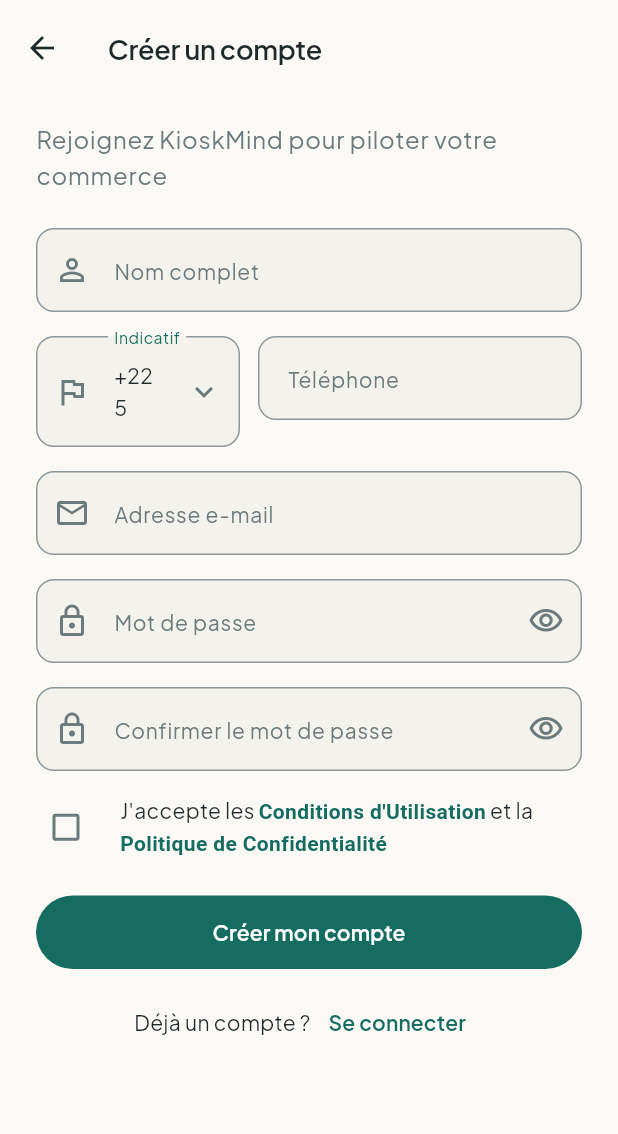
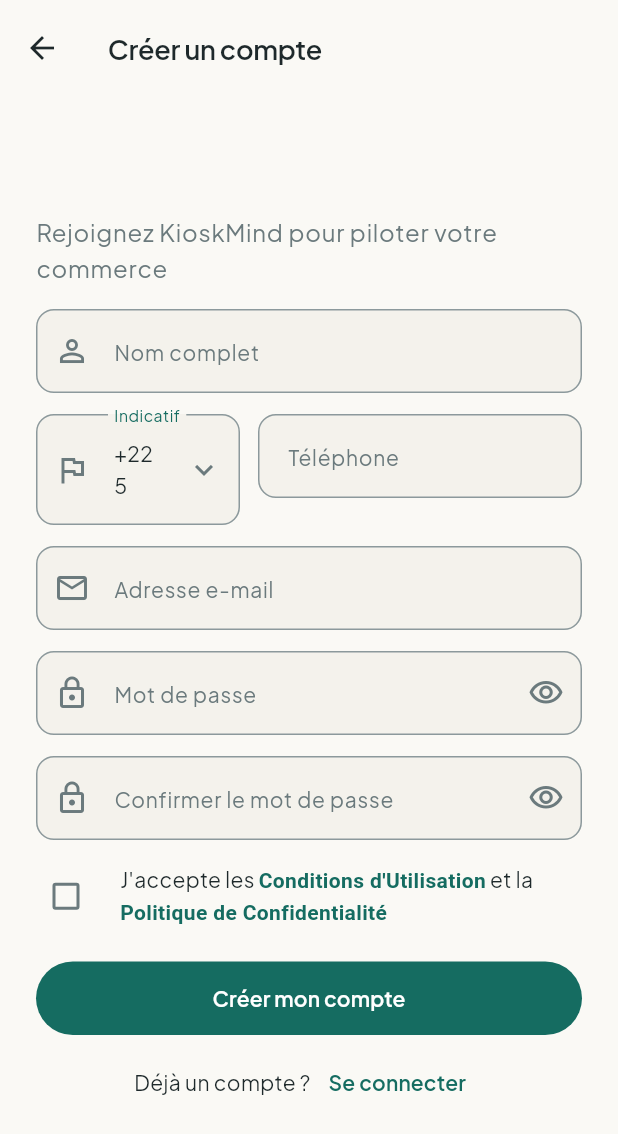
Before and after one commit to Gafclerck/KioskMind, a Flutter app: the SignupPage screen opened directly, on a phone screen of 412 x 824 dp. Shown: the top 1134 px of the screen. Run offline on Flutter 3.47's test engine with Material 3 defaults, Android fonts, the phone set to English and light mode, and no system bars; our stand-ins replace cloud_firestore, firebase_auth, firebase_core, flutter_riverpod; accounts and stored records are empty.

Commit message:
refactor(auth): make signup layout responsive without overflow

```diff
--- a/lib/features/auth/presentation/pages/signup_page.dart
+++ b/lib/features/auth/presentation/pages/signup_page.dart
@@ -69,11 +69,20 @@
     return Scaffold(
       appBar: AppBar(title: const Text('Créer un compte')),
       body: SafeArea(
-        child: SingleChildScrollView(
-          padding: const EdgeInsets.symmetric(horizontal: 24, vertical: 16),
+        child: LayoutBuilder(
+          builder: (BuildContext context, BoxConstraints constraints) {
+            return SingleChildScrollView(
+              physics: const ClampingScrollPhysics(),
+              padding: const EdgeInsets.symmetric(horizontal: 24, vertical: 24),
+              child: ConstrainedBox(
+                constraints: BoxConstraints(
+                  minHeight: constraints.maxHeight - 48,
+                ),
+                child: IntrinsicHeight(
                   child: Form(
                     key: _formKey,
                     child: Column(
+                      mainAxisAlignment: MainAxisAlignment.center,
                       crossAxisAlignment: CrossAxisAlignment.stretch,
                       children: [
                         Text(
@@ -82,7 +91,7 @@
                             color: scheme.onSurfaceVariant,
                           ),
                         ),
-                const SizedBox(height: 24),
+                        const SizedBox(height: 16),
                         TextFormField(
                           controller: _fullNameController,
                           textInputAction: TextInputAction.next,
@@ -91,14 +100,18 @@
                             prefixIcon: Icon(Icons.person_outline),
                           ),
                           validator: validateFullName,
-                  onChanged: (String value) =>
-                      ref.read(signupProvider.notifier).setFullName(value),
+                          onChanged: (String value) => ref
+                              .read(signupProvider.notifier)
+                              .setFullName(value),
                         ),
-                const SizedBox(height: 16),
+                        const SizedBox(height: 14),
                         Row(
                           crossAxisAlignment: CrossAxisAlignment.start,
                           children: [
-                    SizedBox(width: 136, child: const CountryCodePicker()),
+                            SizedBox(
+                              width: 136,
+                              child: const CountryCodePicker(),
+                            ),
                             const SizedBox(width: 12),
                             Expanded(
                               child: TextFormField(
@@ -110,13 +123,14 @@
                                   hintText: '07 00 00 00 00',
                                 ),
                                 validator: validatePhoneNumber,
-                        onChanged: (String value) =>
-                            ref.read(signupProvider.notifier).setPhone(value),
+                                onChanged: (String value) => ref
+                                    .read(signupProvider.notifier)
+                                    .setPhone(value),
                               ),
                             ),
                           ],
                         ),
-                const SizedBox(height: 16),
+                        const SizedBox(height: 14),
                         TextFormField(
                           controller: _emailController,
                           keyboardType: TextInputType.emailAddress,
@@ -129,7 +143,7 @@
                           onChanged: (String value) =>
                               ref.read(signupProvider.notifier).setEmail(value),
                         ),
-                const SizedBox(height: 16),
+                        const SizedBox(height: 14),
                         TextFormField(
                           controller: _passwordController,
                           obscureText: state.obscurePassword,
@@ -149,10 +163,11 @@
                             ),
                           ),
                           validator: validatePassword,
-                  onChanged: (String value) =>
-                      ref.read(signupProvider.notifier).setPassword(value),
+                          onChanged: (String value) => ref
+                              .read(signupProvider.notifier)
+                              .setPassword(value),
                         ),
-                const SizedBox(height: 16),
+                        const SizedBox(height: 14),
                         TextFormField(
                           controller: _confirmationController,
                           obscureText: state.obscureConfirmation,
@@ -172,7 +187,10 @@
                             ),
                           ),
                           validator: (String? value) =>
-                      validatePasswordConfirmation(state.password, value),
+                              validatePasswordConfirmation(
+                                state.password,
+                                value,
+                              ),
                           onFieldSubmitted: (_) => _submit(),
                         ),
                         const SizedBox(height: 8),
@@ -191,7 +209,8 @@
                                         .read(signupProvider.notifier)
                                         .setAcceptedTerms(value ?? false);
                                   },
-                          controlAffinity: ListTileControlAffinity.leading,
+                                  controlAffinity:
+                                      ListTileControlAffinity.leading,
                                   contentPadding: EdgeInsets.zero,
                                   title: Text.rich(
                                     TextSpan(
@@ -219,19 +238,21 @@
                                 ),
                                 if (field.hasError)
                                   Padding(
-                            padding: const EdgeInsets.only(left: 12, top: 4),
+                                    padding: const EdgeInsets.only(
+                                      left: 12,
+                                      top: 4,
+                                    ),
                                     child: Text(
                                       field.errorText!,
-                              style: theme.textTheme.bodySmall?.copyWith(
-                                color: scheme.error,
-                              ),
+                                      style: theme.textTheme.bodySmall
+                                          ?.copyWith(color: scheme.error),
                                     ),
                                   ),
                               ],
                             );
                           },
                         ),
-                const SizedBox(height: 16),
+                        const SizedBox(height: 14),
                         FilledButton(
                           onPressed: state.isSubmitting ? null : _submit,
                           style: FilledButton.styleFrom(
@@ -248,11 +269,15 @@
                                 )
                               : const Text('Créer mon compte'),
                         ),
-                const SizedBox(height: 12),
-                Row(
-                  mainAxisAlignment: MainAxisAlignment.center,
+                        const SizedBox(height: 8),
+                        Wrap(
+                          alignment: WrapAlignment.center,
+                          crossAxisAlignment: WrapCrossAlignment.center,
                           children: [
-                    Text('Déjà un compte ?', style: theme.textTheme.bodyMedium),
+                            Text(
+                              'Déjà un compte ?',
+                              style: theme.textTheme.bodyMedium,
+                            ),
                             TextButton(
                               onPressed: _goToLogin,
                               child: const Text('Se connecter'),
@@ -265,5 +290,9 @@
                 ),
               ),
             );
+          },
+        ),
+      ),
+    );
   }
 }
```
Also changed, not shown: 1 other file. Lines whose indentation alone changed are shown as unchanged.
